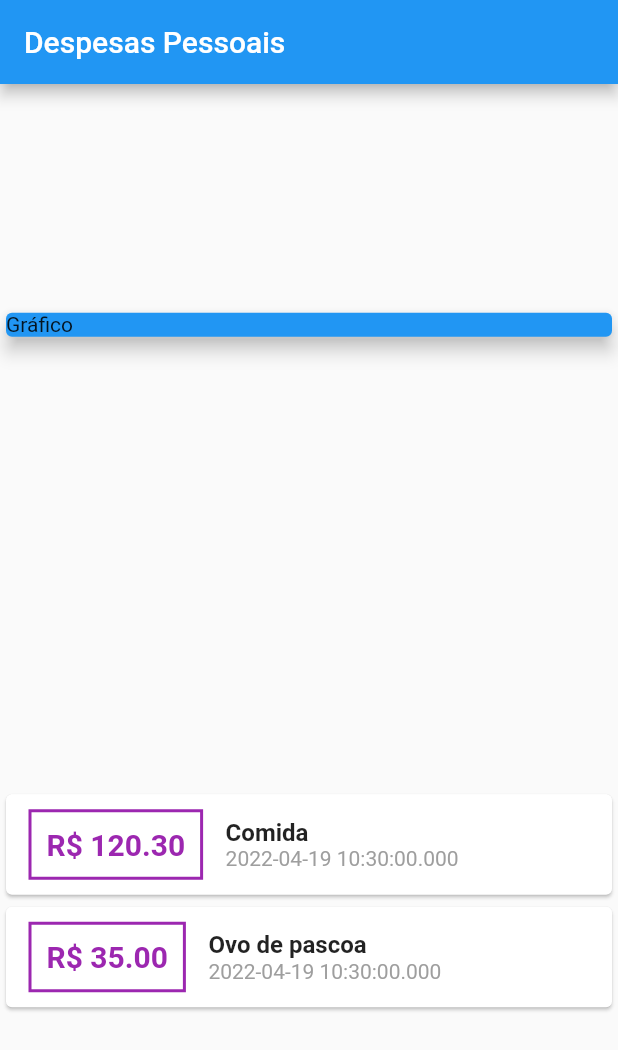
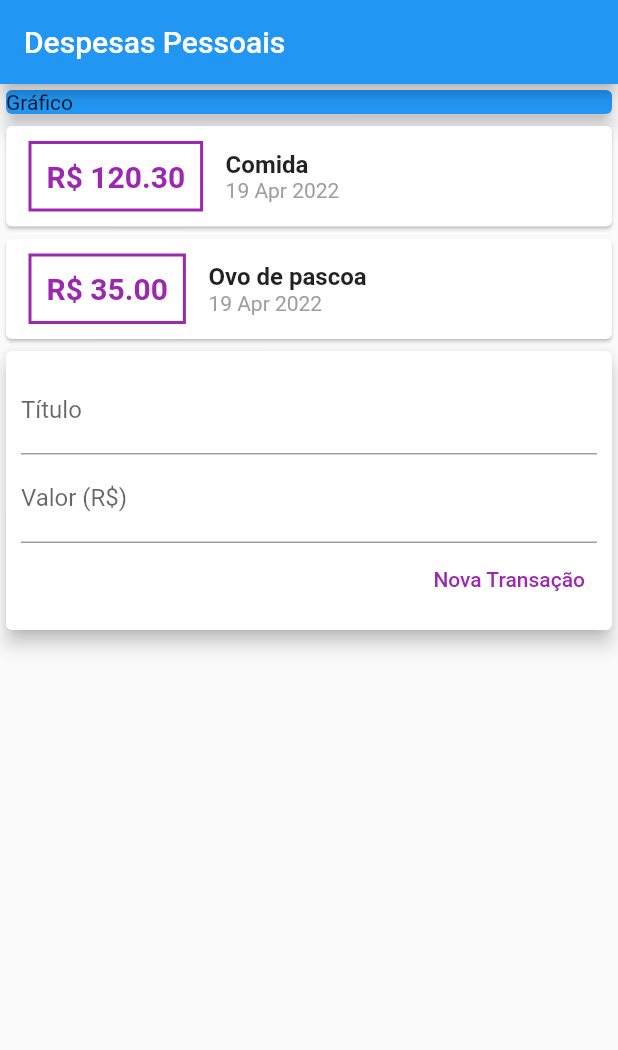
Before and after one commit to EduardoVitech/Life_Easier, a Flutter app: the screen it shows after launch, on a phone screen of 412 x 824 dp. Shown: the top 1050 px of the screen. Run offline on Flutter 3.47's test engine with Material 2 defaults, Android fonts, the phone set to English and light mode, and no system bars.

Commit message:
Add dependencia INTL, iniciar criação do add nova transação

```diff
--- a/lib/pages/home_page/home_page.dart
+++ b/lib/pages/home_page/home_page.dart
@@ -1,5 +1,8 @@
+import 'dart:ui';
+
 import 'package:flutter/material.dart';
 import 'package:life_easier/models/transaction/transaction.dart';
+import 'package:intl/intl.dart';
 
 class MyHomePage extends StatelessWidget {
   MyHomePage({Key? key}) : super(key: key);
@@ -29,7 +32,6 @@ class MyHomePage extends StatelessWidget {
         ),
       ),
       body: Column(
-        mainAxisAlignment: MainAxisAlignment.spaceAround,
         crossAxisAlignment: CrossAxisAlignment.stretch,
         children: [
           Container(
@@ -76,7 +78,7 @@ class MyHomePage extends StatelessWidget {
                           ),
                         ),
                         Text(
-                          tr.date.toString(),
+                          DateFormat('d MMM y').format(tr.date),
                           style: const TextStyle(
                             color: Colors.grey,
                           ),
@@ -88,6 +90,40 @@ class MyHomePage extends StatelessWidget {
               );
             }).toList(),
           ),
+          Card(
+            elevation: 5,
+            child: Padding(
+              padding: const EdgeInsets.all(10),
+              child: Column(
+                children: [
+                  const TextField(
+                    decoration: InputDecoration(
+                      labelText: 'Título',
+                    ),
+                  ),
+                  const TextField(
+                    decoration: InputDecoration(
+                      labelText: 'Valor (R\$)',
+                    ),
+                  ),
+                  Row(
+                    mainAxisAlignment: MainAxisAlignment.end,
+                    children: [
+                      TextButton(
+                        onPressed: () {},
+                        child: const Text(
+                          'Nova Transação',
+                          style: TextStyle(
+                            color: Colors.purple,
+                          ),
+                        ),
+                      ),
+                    ],
+                  ),
+                ],
+              ),
+            ),
+          ),
         ],
       ),
     );
--- a/pubspec.yaml
+++ b/pubspec.yaml
@@ -38,6 +38,7 @@ dependencies:
 dev_dependencies:
   flutter_test:
     sdk: flutter
+  intl: ^0.17.0
 
   # The "flutter_lints" package below contains a set of recommended lints to
   # encourage good coding practices. The lint set provided by the package is
```
Also changed, not shown: pubspec.lock.
